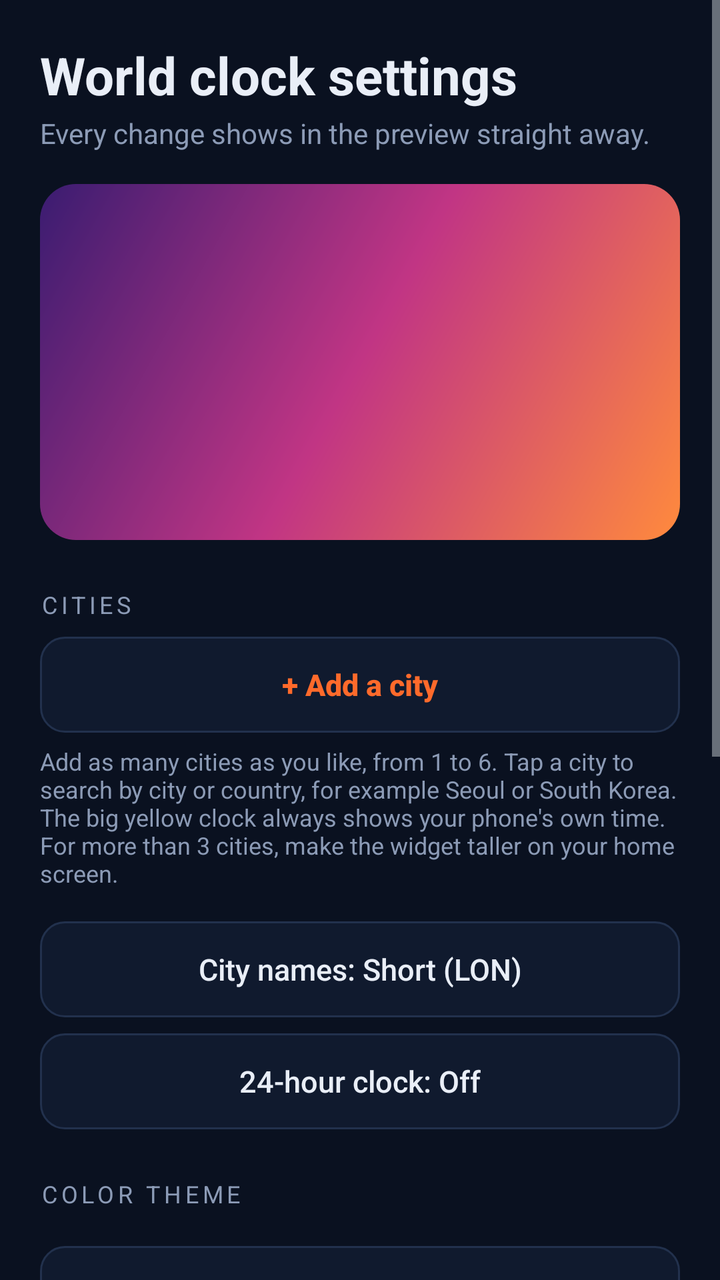
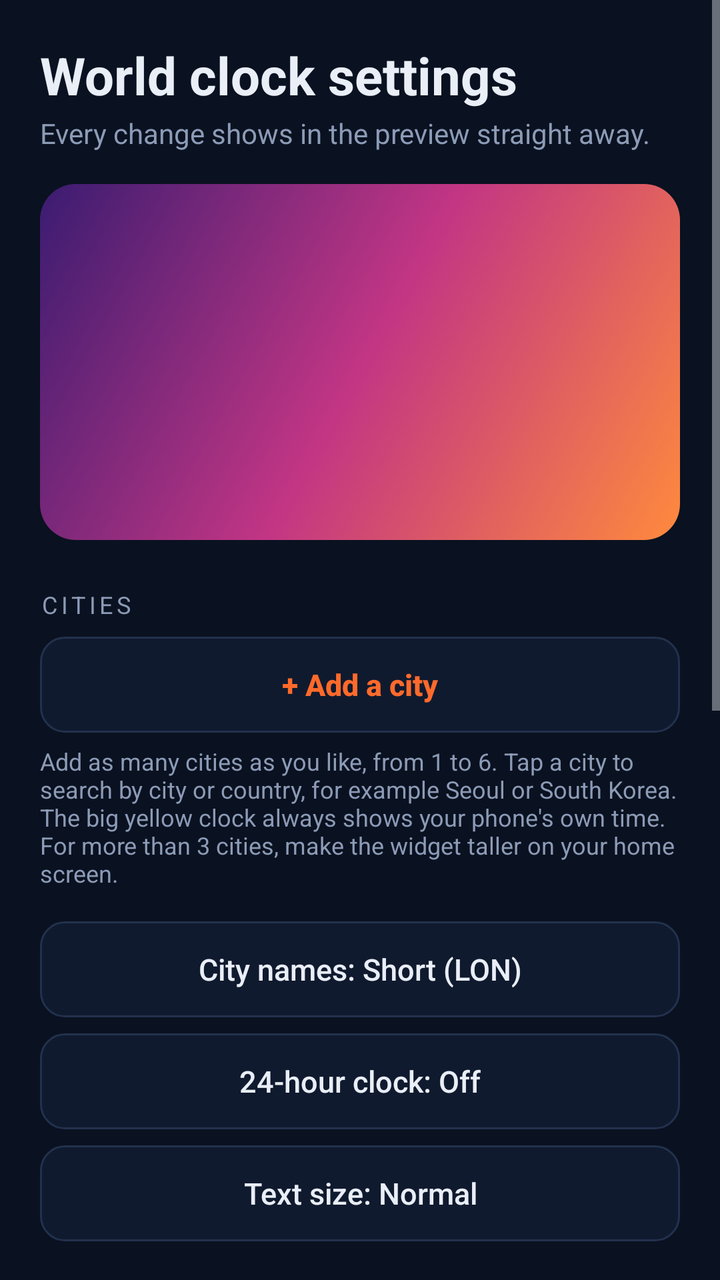

Screens rendered from an Android XML layout before and after an edit, with the pre-edit source and the edit as a unified diff.
<!-- AndroidManifest.xml: application theme AppTheme -->
<!-- res/layout/activity_config_world.xml -->
<?xml version="1.0" encoding="utf-8"?>
<ScrollView xmlns:android="http://schemas.android.com/apk/res/android"
    android:layout_width="match_parent"
    android:layout_height="match_parent"
    android:background="@color/bg"
    android:fillViewport="true">

    <LinearLayout
        android:layout_width="match_parent"
        android:layout_height="wrap_content"
        android:orientation="vertical"
        android:padding="20dp">

        <TextView
            android:layout_width="match_parent"
            android:layout_height="wrap_content"
            android:text="World clock settings"
            android:textColor="@color/fg"
            android:textSize="26sp"
            android:textStyle="bold" />

        <TextView
            android:layout_width="match_parent"
            android:layout_height="wrap_content"
            android:layout_marginTop="2dp"
            android:text="Every change shows in the preview straight away."
            android:textColor="@color/muted"
            android:textSize="14sp" />

        <FrameLayout
            android:layout_width="match_parent"
            android:layout_height="wrap_content"
            android:layout_marginTop="16dp"
            android:background="@drawable/preview_backdrop"
            android:padding="14dp">

            <FrameLayout
                android:id="@+id/preview_host"
                android:layout_width="match_parent"
                android:layout_height="150dp" />
        </FrameLayout>

        <TextView
            android:layout_width="wrap_content"
            android:layout_height="wrap_content"
            android:layout_marginTop="24dp"
            android:letterSpacing="0.16"
            android:text="Cities"
            android:textAllCaps="true"
            android:textColor="@color/muted"
            android:textSize="12sp" />

        <LinearLayout
            android:id="@+id/cities_container"
            android:layout_width="match_parent"
            android:layout_height="wrap_content"
            android:orientation="vertical" />

        <Button
            android:id="@+id/btn_add_city"
            android:layout_width="match_parent"
            android:layout_height="48dp"
            android:layout_marginTop="8dp"
            android:background="@drawable/bg_button_outline"
            android:stateListAnimator="@null"
            android:text="+ Add a city"
            android:textAllCaps="false"
            android:textColor="@color/accent"
            android:textSize="15sp"
            android:textStyle="bold" />

        <TextView
            android:layout_width="match_parent"
            android:layout_height="wrap_content"
            android:layout_marginTop="6dp"
            android:text="Add as many cities as you like, from 1 to 6. Tap a city to search by city or country, for example Seoul or South Korea. The big yellow clock always shows your phone's own time. For more than 3 cities, make the widget taller on your home screen."
            android:textColor="@color/muted"
            android:textSize="12sp" />

        <Button
            android:id="@+id/btn_names"
            android:layout_width="match_parent"
            android:layout_height="48dp"
            android:layout_marginTop="16dp"
            android:background="@drawable/bg_button_outline"
            android:stateListAnimator="@null"
            android:text="City names: Short (LON)"
            android:textAllCaps="false"
            android:textColor="@color/fg"
            android:textSize="15sp" />

        <Button
            android:id="@+id/btn_h24"
            android:layout_width="match_parent"
            android:layout_height="48dp"
            android:layout_marginTop="8dp"
            android:background="@drawable/bg_button_outline"
            android:stateListAnimator="@null"
            android:text="24-hour clock: Off"
            android:textAllCaps="false"
            android:textColor="@color/fg"
            android:textSize="15sp" />

        <include
            layout="@layout/view_look"
            android:layout_width="match_parent"
            android:layout_height="wrap_content" />

        <TextView
            android:id="@+id/tv_pill"
            android:layout_width="match_parent"
            android:layout_height="wrap_content"
            android:layout_marginTop="20dp"
            android:text="Pill opacity: 75%"
            android:textColor="@color/fg"
            android:textSize="15sp" />

        <SeekBar
            android:id="@+id/sb_pill"
            android:layout_width="match_parent"
            android:layout_height="wrap_content"
            android:layout_marginTop="4dp"
            android:max="100"
            android:progress="75" />

        <TextView
            android:layout_width="match_parent"
            android:layout_height="wrap_content"
            android:text="Fades the yellow clock pill and the city pills. At 0% only the text shows."
            android:textColor="@color/muted"
            android:textSize="12sp" />

        <Button
            android:id="@+id/btn_save"
            android:layout_width="match_parent"
            android:layout_height="52dp"
            android:layout_marginTop="28dp"
            android:background="@drawable/bg_button_primary"
            android:stateListAnimator="@null"
            android:text="Save widget"
            android:textAllCaps="false"
            android:textColor="@color/on_accent"
            android:textSize="16sp"
            android:textStyle="bold" />
    </LinearLayout>
</ScrollView>
<!-- res/layout/view_look.xml (included above) -->
<?xml version="1.0" encoding="utf-8"?>
<LinearLayout xmlns:android="http://schemas.android.com/apk/res/android"
    android:layout_width="match_parent"
    android:layout_height="wrap_content"
    android:orientation="vertical">

    <TextView
        android:layout_width="wrap_content"
        android:layout_height="wrap_content"
        android:layout_marginTop="24dp"
        android:letterSpacing="0.16"
        android:text="Color theme"
        android:textAllCaps="true"
        android:textColor="@color/muted"
        android:textSize="12sp" />

    <HorizontalScrollView
        android:layout_width="match_parent"
        android:layout_height="wrap_content"
        android:layout_marginTop="8dp"
        android:scrollbars="none">

        <LinearLayout
            android:id="@+id/presets_row"
            android:layout_width="wrap_content"
            android:layout_height="wrap_content"
            android:orientation="horizontal" />
    </HorizontalScrollView>

    <Button
        android:id="@+id/btn_c_bg"
        android:layout_width="match_parent"
        android:layout_height="48dp"
        android:layout_marginTop="10dp"
        android:background="@drawable/bg_button_outline"
        android:gravity="start|center_vertical"
        android:paddingHorizontal="16dp"
        android:stateListAnimator="@null"
        android:text="Background color"
        android:textAllCaps="false"
        android:textColor="@color/fg"
        android:textSize="15sp" />

    <Button
        android:id="@+id/btn_c_fg"
        android:layout_width="match_parent"
        android:layout_height="48dp"
        android:layout_marginTop="8dp"
        android:background="@drawable/bg_button_outline"
        android:gravity="start|center_vertical"
        android:paddingHorizontal="16dp"
        android:stateListAnimator="@null"
        android:text="Text color"
        android:textAllCaps="false"
        android:textColor="@color/fg"
        android:textSize="15sp" />

    <Button
        android:id="@+id/btn_c_accent"
        android:layout_width="match_parent"
        android:layout_height="48dp"
        android:layout_marginTop="8dp"
        android:background="@drawable/bg_button_outline"
        android:gravity="start|center_vertical"
        android:paddingHorizontal="16dp"
        android:stateListAnimator="@null"
        android:text="Accent color"
        android:textAllCaps="false"
        android:textColor="@color/fg"
        android:textSize="15sp" />

    <TextView
        android:layout_width="wrap_content"
        android:layout_height="wrap_content"
        android:layout_marginTop="24dp"
        android:letterSpacing="0.16"
        android:text="Transparency"
        android:textAllCaps="true"
        android:textColor="@color/muted"
        android:textSize="12sp" />

    <TextView
        android:id="@+id/tv_opacity"
        android:layout_width="match_parent"
        android:layout_height="wrap_content"
        android:layout_marginTop="8dp"
        android:text="Background opacity: 100%"
        android:textColor="@color/fg"
        android:textSize="15sp" />

    <SeekBar
        android:id="@+id/sb_opacity"
        android:layout_width="match_parent"
        android:layout_height="wrap_content"
        android:layout_marginTop="4dp"
        android:max="100"
        android:progress="100" />

    <TextView
        android:layout_width="match_parent"
        android:layout_height="wrap_content"
        android:text="At 0% only the text shows, floating over your wallpaper."
        android:textColor="@color/muted"
        android:textSize="12sp" />
</LinearLayout>
<!-- resources referenced by this layout -->
<resources>
  <color name="accent">#FF6A2B</color>
  <color name="bg">#0A1120</color>
  <color name="fg">#E9EEF7</color>
  <color name="muted">#8C9BB6</color>
  <color name="on_accent">#1B0B03</color>
  <!-- drawable bg_button_outline (drawable) -->
  <?xml version="1.0" encoding="utf-8"?>
  <ripple xmlns:android="http://schemas.android.com/apk/res/android"
      android:color="#33FFFFFF">
      <item>
          <shape android:shape="rectangle">
              <solid android:color="@color/surface" />
              <stroke
                  android:width="1dp"
                  android:color="@color/line" />
              <corners android:radius="12dp" />
          </shape>
      </item>
  </ripple>
  <!-- drawable bg_button_primary (drawable) -->
  <?xml version="1.0" encoding="utf-8"?>
  <ripple xmlns:android="http://schemas.android.com/apk/res/android"
      android:color="#33FFFFFF">
      <item>
          <shape android:shape="rectangle">
              <solid android:color="@color/accent" />
              <corners android:radius="12dp" />
          </shape>
      </item>
  </ripple>
  <!-- drawable preview_backdrop (drawable) -->
  <?xml version="1.0" encoding="utf-8"?>
  <shape xmlns:android="http://schemas.android.com/apk/res/android"
      android:shape="rectangle">
      <gradient
          android:angle="135"
          android:centerColor="#C13584"
          android:endColor="#3A1C71"
          android:startColor="#FF8A3D" />
      <corners android:radius="18dp" />
  </shape>
  <style name="AppTheme" parent="android:Theme.DeviceDefault.NoActionBar">
          <item name="android:windowBackground">@color/bg</item>
          <item name="android:statusBarColor">@color/bg</item>
          <item name="android:navigationBarColor">@color/bg</item>
          <item name="android:colorAccent">@color/accent</item>
      </style>
  <color name="surface">#101A2E</color>
  <color name="line">#22314D</color>
</resources>

<!-- the commit's change to res/layout/activity_config_world.xml (unified diff, before → after) -->
@@ -101,6 +101,18 @@
             android:textColor="@color/fg"
             android:textSize="15sp" />
 
+        <Button
+            android:id="@+id/btn_text_size"
+            android:layout_width="match_parent"
+            android:layout_height="48dp"
+            android:layout_marginTop="8dp"
+            android:background="@drawable/bg_button_outline"
+            android:stateListAnimator="@null"
+            android:text="Text size: Normal"
+            android:textAllCaps="false"
+            android:textColor="@color/fg"
+            android:textSize="15sp" />
+
         <include
             layout="@layout/view_look"
             android:layout_width="match_parent"
@@ -111,7 +123,7 @@
             android:layout_width="match_parent"
             android:layout_height="wrap_content"
             android:layout_marginTop="20dp"
-            android:text="Pill opacity: 75%"
+            android:text="City pill opacity: 75%"
             android:textColor="@color/fg"
             android:textSize="15sp" />
 
@@ -126,7 +138,7 @@
         <TextView
             android:layout_width="match_parent"
             android:layout_height="wrap_content"
-            android:text="Fades the yellow clock pill and the city pills. At 0% only the text shows."
+            android:text="Sets how dark the city pills are. The yellow clock pill always stays solid. With many cities, make the widget taller or choose a smaller text size."
             android:textColor="@color/muted"
             android:textSize="12sp" />
 
